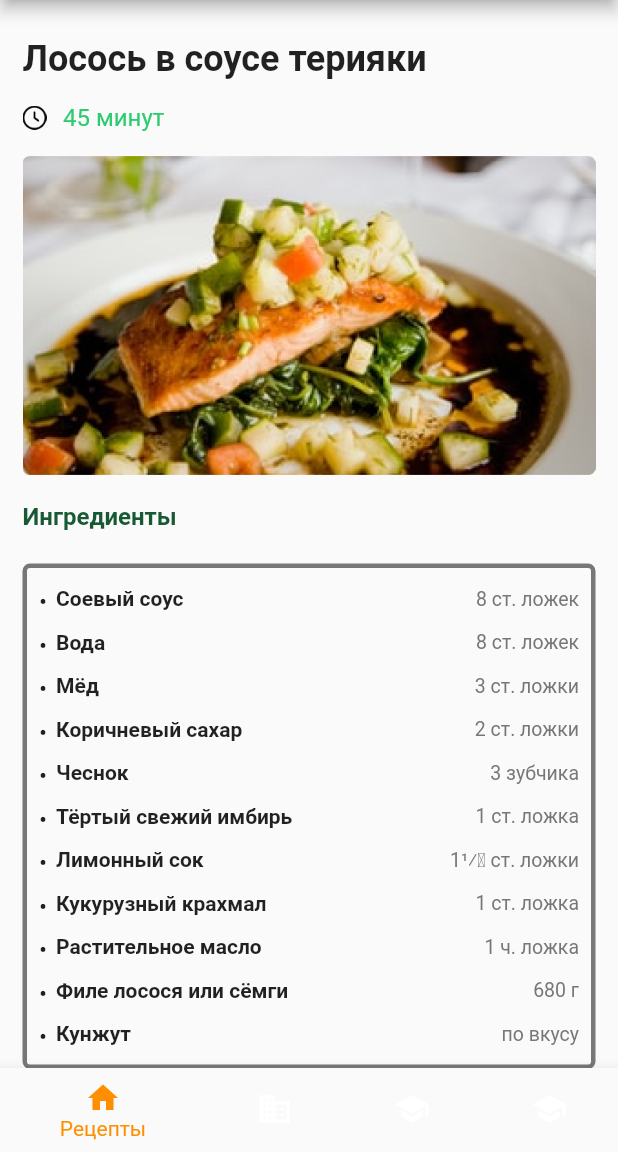
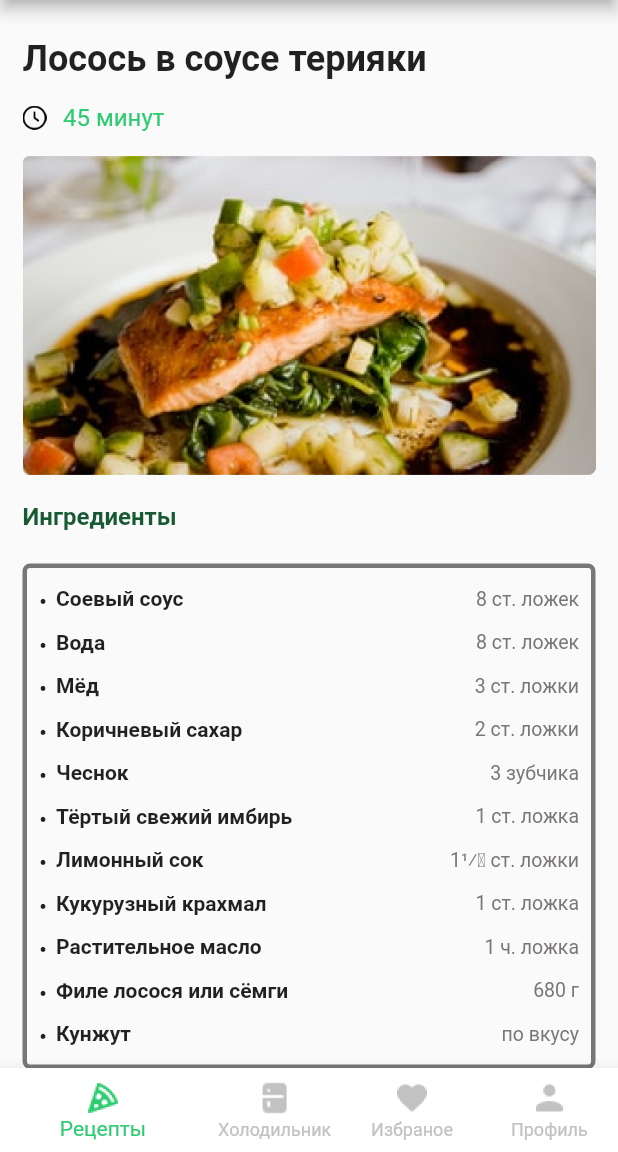
Before and after one commit to vachtung-gigabidze/otus_food_app, a Flutter app: the screen it shows after launch, on a phone screen of 412 x 824 dp, the part 84-1236 px from its top. Run offline on Flutter 3.47's test engine with Material 2 defaults, Android fonts, the phone set to English and light mode, and no system bars.

Commit message:
add commentView

```diff
--- a/lib/constants.dart
+++ b/lib/constants.dart
@@ -4,6 +4,8 @@ import 'package:otus_food_app/model.dart';
 // ignore: constant_identifier_names
 class Constants {
   static const String LOGO_IMAGE = 'assets/images/logo.png';
+  static const String avatar_1 = 'assets/images/avatar.png';
+  static const String commentImage_1 = 'assets/images/comment_image_1.png';
   // static const String IMAGE1 = 'assets/images/1.png';
   // static const String IMAGE2 = 'assets/images/2.png';
   // static const String IMAGE3 = 'assets/images/3.png';
@@ -11,6 +13,12 @@ class Constants {
   // static const String IMAGE5 = 'assets/images/5.png';
   // static const String IMAGE6 = 'assets/images/6.png';
   // static const String IMAGE7 = 'assets/images/7.png';
+  static const String icon_pizza = 'assets/icons/pizza_green.png';
+  static const String icon_fridge = 'assets/icons/fridge_green.png';
+  static const String icon_heart = 'assets/icons/heart_green.png';
+  static const String icon_profile = 'assets/icons/profile_green.png';
+
+  static const String icon_megafon = 'assets/icons/megafon.png';
   static const String ICON_CLOCK = 'assets/icons/clock.png';
   static const String checkbox_passed = 'assets/icons/checkbox_passed.png';
   static const String checkbox_nopassed = 'assets/icons/checkbox_nopassed.png';
@@ -34,9 +42,9 @@ class Constants {
 //enum CookingStepsStatus { nostart, start, complite }
 
 class AppColors {
-  static const Color main = Color(0xFF24282F);
-  static const Color accent = Color(0xFF3C3E44);
-  static const Color greyColor = Color(0xFFECECEC);
+  static const Color main = Color(0xFF165932);
+  static const Color accent = Color(0xFF2ECC71);
+  static const Color greyColor = Color(0xFFC2C2C2);
 
   Color step_back(CookingStepsStatus cookingStepsStatus) {
     switch (cookingStepsStatus) {
--- a/lib/screens/logo_screen.dart
+++ b/lib/screens/logo_screen.dart
@@ -3,7 +3,7 @@ import 'dart:async';
 import 'package:flutter/material.dart';
 import 'package:otus_food_app/api/recept_api.dart';
 import 'package:otus_food_app/model.dart';
-import 'package:otus_food_app/widgets/logo.dart';
+import 'package:otus_food_app/widgets/Logo/logo.dart';
 
 class LogoScreen extends StatefulWidget {
   final String nextRoute;
--- a/lib/screens/recept_detail.dart
+++ b/lib/screens/recept_detail.dart
@@ -3,6 +3,7 @@ import 'package:flutter/services.dart';
 import 'package:otus_food_app/api/recept_api.dart';
 import 'package:otus_food_app/constants.dart';
 import 'package:otus_food_app/model.dart';
+import 'package:otus_food_app/widgets/Details/comment_view.dart';
 import 'package:otus_food_app/widgets/Details/cooking_button.dart';
 import 'package:otus_food_app/widgets/Details/cooking_steps_detail.dart';
 import 'package:otus_food_app/widgets/Details/ingredients_detail.dart';
@@ -31,7 +32,7 @@ class ReceptDetail extends StatelessWidget {
           IconButton(
             onPressed: () {},
             icon: Image.asset(
-              'assets/icons/megafon.png',
+              Constants.icon_megafon,
               height: 24,
               width: 24,
             ),
@@ -48,42 +49,74 @@ class ReceptDetail extends StatelessWidget {
         ),
       ),
       bottomNavigationBar: BottomNavigationBar(
-        items: const <BottomNavigationBarItem>[
+        items: <BottomNavigationBarItem>[
           BottomNavigationBarItem(
-            icon: Icon(Icons.home),
+            icon: ImageIcon(Image.asset(
+              Constants.icon_pizza,
+              height: 24,
+              width: 24,
+            ).image),
             label: 'Рецепты',
+            backgroundColor: Colors.white,
           ),
           BottomNavigationBarItem(
-            icon: Icon(Icons.business),
+            icon: ImageIcon(Image.asset(
+              Constants.icon_fridge,
+              height: 24,
+              width: 24,
+            ).image),
             label: 'Холодильник',
           ),
           BottomNavigationBarItem(
-            icon: Icon(Icons.school),
+            icon: ImageIcon(Image.asset(
+              Constants.icon_heart,
+              height: 24,
+              width: 24,
+            ).image),
             label: 'Избраное',
           ),
           BottomNavigationBarItem(
-            icon: Icon(Icons.school),
+            icon: ImageIcon(Image.asset(
+              Constants.icon_profile,
+              height: 24,
+              width: 24,
+            ).image),
             label: 'Профиль',
           ),
         ],
-        //currentIndex: 1,
-        selectedItemColor: Colors.amber[800],
+
+        currentIndex: 0,
+        showUnselectedLabels: true,
+        selectedItemColor: AppColors.accent,
+        unselectedItemColor: AppColors.greyColor,
         // onTap: () {},
       ),
       body: FutureBuilder<RecipesModel>(
         future: recepts,
         builder: (context, snapshot) {
           return SingleChildScrollView(
-            child: Padding(
+            child: Column(
+              children: [
+                Padding(
                   padding: const EdgeInsets.all(15),
                   child: Column(
                     children: [
                       HeaderDetail(snapshot: snapshot),
                       IngredientsDetails(snapshot: snapshot),
                       CookingStepsDetail(snapshot: snapshot),
-                  CookingButton()
                     ],
                   ),
+                ),
+                const Divider(
+                  height: 20,
+                  thickness: 1,
+                  indent: 0,
+                  endIndent: 0,
+                  color: Colors.black,
+                ),
+                CommentView(),
+                CookingButton(),
+              ],
             ),
           );
         },
--- a/lib/screens/recipes_list.dart
+++ b/lib/screens/recipes_list.dart
@@ -1,7 +1,7 @@
 import 'package:flutter/material.dart';
 import 'package:otus_food_app/constants.dart';
 import 'package:otus_food_app/model.dart';
-import 'package:otus_food_app/widgets/recept_card.dart';
+import 'package:otus_food_app/widgets/List/recept_card.dart';
 
 class ReceptsList extends StatelessWidget {
   const ReceptsList({Key? key}) : super(key: key);
--- /dev/null
+++ b/lib/widgets/Details/comment_view.dart
@@ -0,0 +1,41 @@
+import 'package:flutter/material.dart';
+import 'package:otus_food_app/constants.dart';
+
+Widget CommentView() {
+  return Column(
+    mainAxisSize: MainAxisSize.min,
+    // crossAxisAlignment: CrossAxisAlignment.start,
+    children: [
+      Row(
+        mainAxisAlignment: MainAxisAlignment.spaceBetween,
+        children: [
+          Text('anna_obraztsova'),
+          Text('25.05.2022'),
+        ],
+      ),
+      Row(
+        children: const [
+          Expanded(
+            child: Text(
+              'Я не большой любитель рыбы, но решила приготовить по этому рецепту и просто влюбилась! ',
+              style: TextStyle(
+                fontFamily: 'Roboto',
+                fontStyle: FontStyle.normal,
+                fontWeight: FontWeight.w600,
+                fontSize: 14.0,
+                color: Colors.black,
+              ),
+              //overflow: TextOverflow.ellipsis,
+            ),
+          ),
+        ],
+      ),
+      Image(
+        image: AssetImage(Constants.commentImage_1),
+        fit: BoxFit.cover,
+        height: 160,
+        width: 314,
+      ),
+    ],
+  );
+}
--- a/lib/widgets/Details/cooking_steps_detail.dart
+++ b/lib/widgets/Details/cooking_steps_detail.dart
@@ -14,7 +14,7 @@ class CookingStepsDetail extends StatelessWidget {
       child: Column(
         crossAxisAlignment: CrossAxisAlignment.start,
         children: [
-          SizedBox(
+          const SizedBox(
             height: 19,
           ),
           const Text(
@@ -27,13 +27,14 @@ class CookingStepsDetail extends StatelessWidget {
               color: Color(0xFF165932),
             ),
           ),
-          SizedBox(
+          const SizedBox(
             height: 20,
           ),
           Container(
             //height: 600,
             child: ListView.builder(
                 shrinkWrap: true,
+                physics: ClampingScrollPhysics(),
                 //padding: const EdgeInsets.all(8),
                 itemCount: recept?.cookingSteps?.length ?? 0,
                 itemBuilder: (BuildContext context, int index) {
--- a/lib/widgets/Details/ingredients_detail.dart
+++ b/lib/widgets/Details/ingredients_detail.dart
@@ -38,6 +38,7 @@ class IngredientsDetails extends StatelessWidget {
           ),
           child: ListView.builder(
               shrinkWrap: true,
+              physics: ClampingScrollPhysics(),
               padding: const EdgeInsets.all(6),
               itemCount: recept?.ingredients?.length ?? 0,
               itemBuilder: (BuildContext context, int index) {
```
Also changed, not shown: assets/images/avatar.png (renamed from assets/icons/avatar.png), assets/images/comment_image_1.png (added), lib/widgets/List/recept_card.dart (renamed from lib/widgets/recept_card.dart), lib/widgets/Logo/logo.dart (renamed from lib/widgets/logo.dart). Lines whose indentation alone changed are shown as unchanged.
